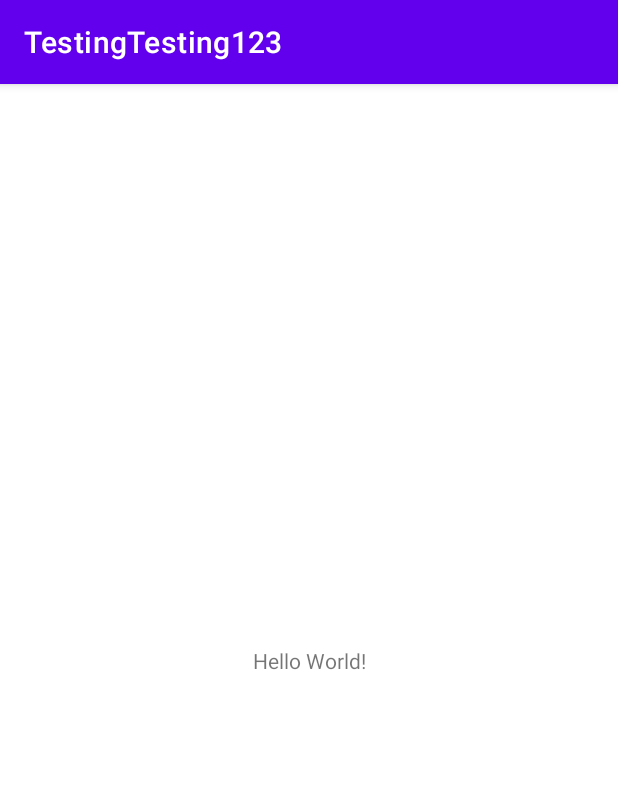
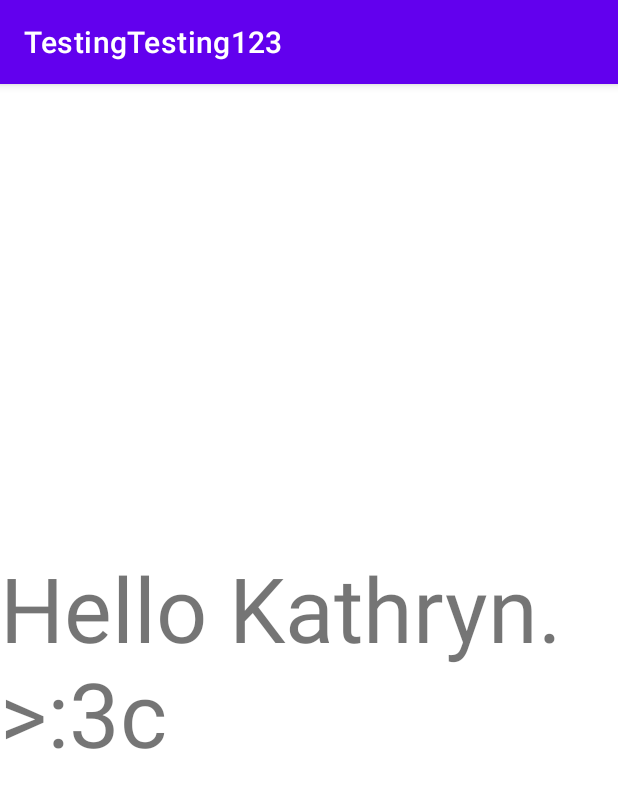
Before and after one commit to knightedDragon/TestingTesting123, an Android app: the screen it shows after launch (MainActivity), on a phone screen of 412 x 824 dp. Shown: the top 788 px of the screen. Run offline under Robolectric (Android 15) with nearby library versions, the phone set to English and light mode, and no system bars.

Commit message:
Changed text and text size

```diff
--- a/app/src/main/res/layout/activity_main.xml
+++ b/app/src/main/res/layout/activity_main.xml
@@ -9,7 +9,8 @@
     <TextView
         android:layout_width="wrap_content"
         android:layout_height="wrap_content"
-        android:text="Hello World!"
+        android:text="Hello Kathryn. >:3c"
+        android:textSize="60dp"
         app:layout_constraintBottom_toBottomOf="parent"
         app:layout_constraintLeft_toLeftOf="parent"
         app:layout_constraintRight_toRightOf="parent"
```
